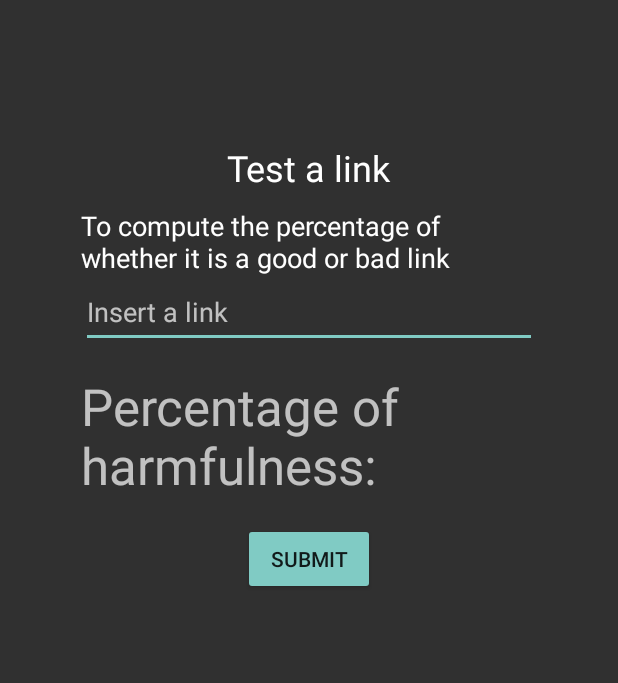
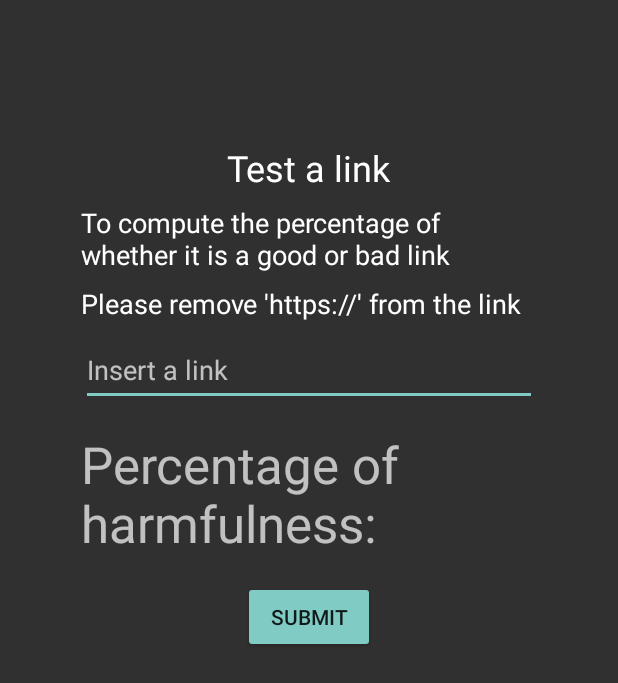
Before and after one commit to zhiwie/spaghettii, an Android app built with Jetpack Compose: the layout activity_main.xml on its own in the app's theme, with its tools: preview values and no code run, on a phone screen of 412 x 824 dp. Shown: the top 683 px of the screen. Run offline under Robolectric (Android 15) with nearby library versions, the light colour scheme and no system bars.

Commit message:
added reminder

```diff
--- a/app/src/main/res/layout/activity_main.xml
+++ b/app/src/main/res/layout/activity_main.xml
@@ -24,37 +24,49 @@
                 android:id="@+id/title"
                 android:layout_width="wrap_content"
                 android:layout_height="wrap_content"
+                android:layout_marginBottom="16dp"
                 android:text="@string/title"
                 android:textAppearance="@style/TextAppearance.AppCompat.Headline"
                 app:layout_constraintTop_toTopOf="parent"
                 app:layout_constraintStart_toStartOf="parent"
-                app:layout_constraintEnd_toEndOf="parent"
-                android:layout_marginBottom="16dp" />
+                app:layout_constraintEnd_toEndOf="parent" />
 
             <TextView
                 android:id="@+id/description"
                 android:layout_width="match_parent"
                 android:layout_height="wrap_content"
-                android:layout_marginVertical="10dp"
                 android:layout_marginTop="8dp"
                 android:text="@string/description"
                 android:textAppearance="@style/TextAppearance.AppCompat.Body1"
                 android:textSize="18sp"
-                app:layout_constraintEnd_toEndOf="parent"
+                app:layout_constraintTop_toBottomOf="@id/title"
                 app:layout_constraintStart_toStartOf="parent"
-                app:layout_constraintTop_toBottomOf="@id/title" />
+                app:layout_constraintEnd_toEndOf="parent" />
+
+            <TextView
+                android:id="@+id/reminder"
+                android:layout_width="match_parent"
+                android:layout_height="wrap_content"
+                android:layout_marginTop="8dp"
+                android:text="@string/reminder"
+                android:textAppearance="@style/TextAppearance.AppCompat.Body1"
+                android:textSize="18sp"
+                app:layout_constraintTop_toBottomOf="@id/description"
+                app:layout_constraintStart_toStartOf="parent"
+                app:layout_constraintEnd_toEndOf="parent" />
 
             <EditText
                 android:id="@+id/edit_url"
                 android:layout_width="match_parent"
                 android:layout_height="wrap_content"
+                android:layout_marginTop="8dp"
                 android:hint="@string/insert"
                 android:importantForAutofill="no"
                 android:inputType="textUri"
                 android:minHeight="48dp"
-                app:layout_constraintEnd_toEndOf="parent"
+                app:layout_constraintTop_toBottomOf="@id/reminder"
                 app:layout_constraintStart_toStartOf="parent"
-                app:layout_constraintTop_toBottomOf="@id/description" />
+                app:layout_constraintEnd_toEndOf="parent" />
 
             <TextView
                 android:id="@+id/test_result"
--- a/app/src/main/res/values/ids.xml
+++ b/app/src/main/res/values/ids.xml
@@ -3,4 +3,5 @@
     <string name="edit_url">edit_url</string>
     <string name="test_result">test_result</string>
     <string name="button_compute">button_compute</string>
+    <string name="reminder">reminder</string>
 </resources>
--- a/app/src/main/res/values/strings.xml
+++ b/app/src/main/res/values/strings.xml
@@ -2,6 +2,7 @@
     <string name="app_name">Spaghetti</string>
     <string name="title">Test a link </string>
     <string name="description">To compute the percentage of whether it is a good or bad link</string>
+    <string name="reminder">Please remove 'https://' from the link</string>
     <string name="insert">Insert a link</string>
     <string name="submit">Submit</string>
 </resources>
```
